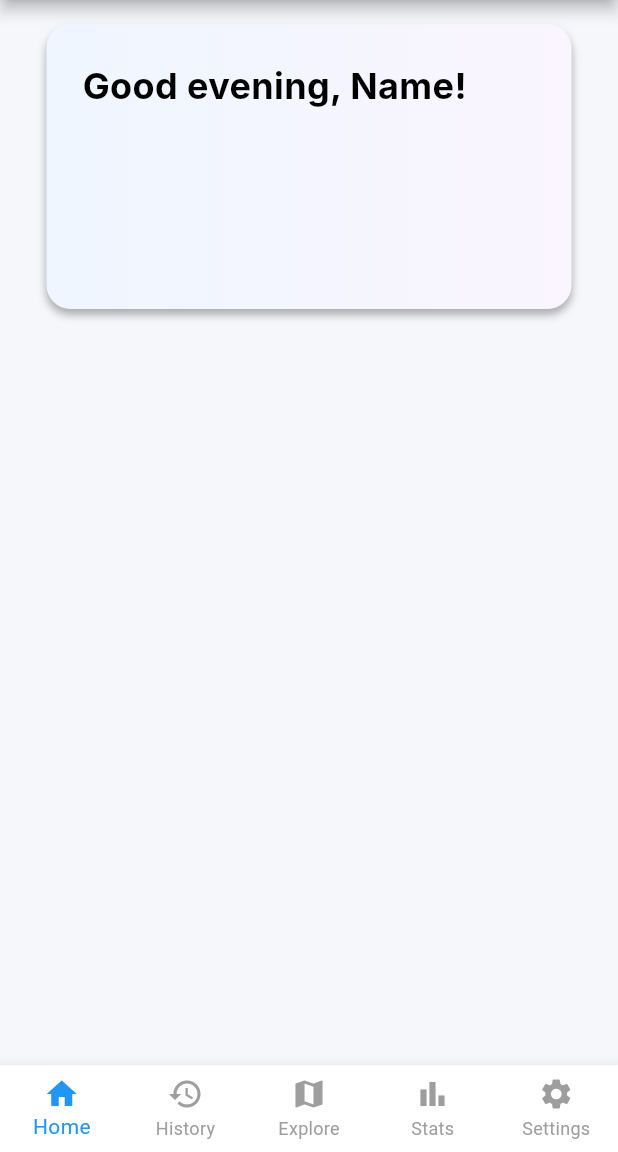
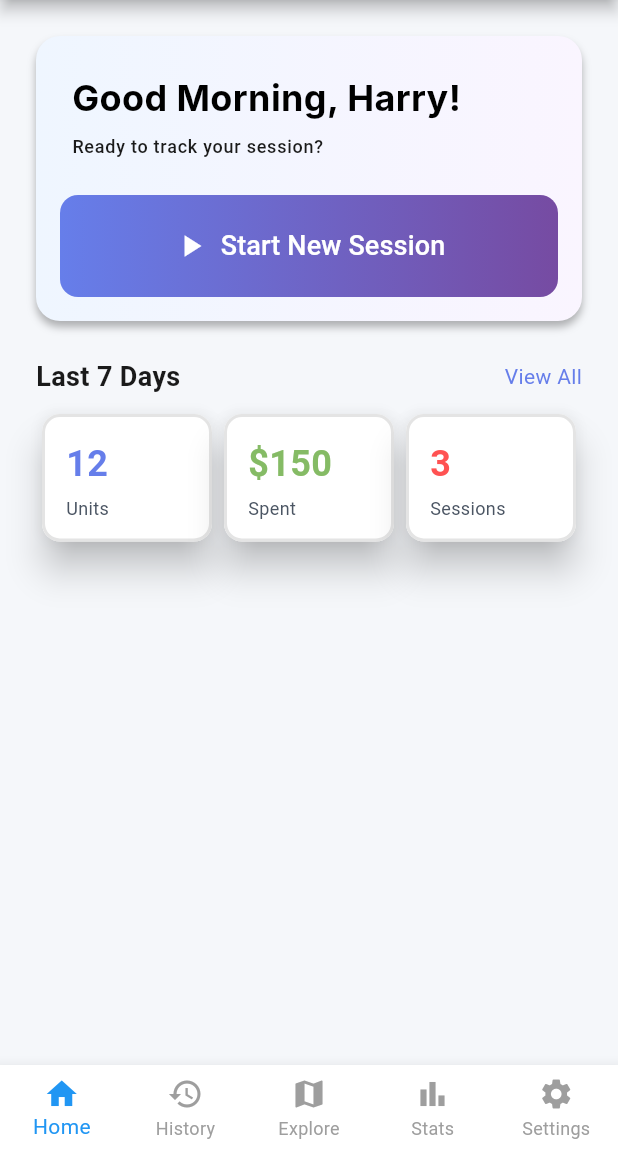
Before and after one commit to HarryFoster1812/The-Last-Call, a Flutter app: the screen it shows after launch, on a phone screen of 412 x 824 dp, the part 84-1236 px from its top. Run offline on Flutter 3.47's test engine with Material 3 defaults, Android fonts, the phone set to English and light mode, and no system bars; network calls fail; Roboto replaces fonts that are missing (Inter, Poppins).

Commit message:
Added a week summarry section to the home page

```diff
--- a/frontend/lib/theme/theme.dart
+++ b/frontend/lib/theme/theme.dart
@@ -4,6 +4,7 @@ import 'custom_theme_data.dart';
 // Custom ThemeData extension for theme-specific colors
 
 final lightTheme = ThemeData(
+  shadowColor: Colors.black,
   brightness: Brightness.light,
   scaffoldBackgroundColor: const Color(0xFFF5F7FA),
   colorScheme: const ColorScheme.light(
@@ -37,6 +38,17 @@ final lightTheme = ThemeData(
       foregroundColor: Color(0xFFFFFFFF),
     ),
   ),
+  cardTheme: CardThemeData(
+    color: Colors.white,
+    shape: RoundedRectangleBorder(
+      side: BorderSide(
+        color: Color(0xFFE4E4E4),
+        width: 2,
+        style: BorderStyle.solid,
+      ),
+      borderRadius: BorderRadius.all(Radius.circular(12)),
+    ),
+  ),
   extensions: const <ThemeExtension<dynamic>>[
     CustomThemeData(
       inactiveHomeCardGradientStart: Color(0xFFEFF6FF),
@@ -46,6 +58,7 @@ final lightTheme = ThemeData(
 );
 
 final darkTheme = ThemeData(
+  shadowColor: Colors.white,
   brightness: Brightness.dark,
   scaffoldBackgroundColor: const Color(0xFF121212),
   colorScheme: const ColorScheme.dark(
@@ -80,6 +93,16 @@ final darkTheme = ThemeData(
       foregroundColor: Colors.white,
     ),
   ),
+  cardTheme: CardThemeData(
+    color: Colors.transparent,
+    shape: RoundedRectangleBorder(
+      side: BorderSide(
+        color: Color(0xFF444444), // Lighter gray for contrast in dark
+        width: 2,
+      ),
+      borderRadius: BorderRadius.circular(12),
+    ),
+  ),
   extensions: const <ThemeExtension<dynamic>>[
     CustomThemeData(
       inactiveHomeCardGradientStart: Color(0xFF100900),
--- a/frontend/lib/views/home_view.dart
+++ b/frontend/lib/views/home_view.dart
@@ -1,56 +1,17 @@
 import 'package:flutter/material.dart';
-import 'package:the_last_call/theme/custom_theme_data.dart';
+import 'package:the_last_call/widgets/home/inactive_session/greeting_card.dart';
+import 'package:the_last_call/widgets/home/inactive_session/week_summary.dart';
 
 class HomeView extends StatelessWidget {
   const HomeView({super.key});
+
   @override
   Widget build(BuildContext context) {
     final theme = Theme.of(context);
-    final customColors = theme.extension<CustomThemeData>()!;
     return Scaffold(
-      body: Column(
-        children: <Widget>[
-          Align(
-            child: Container(
-              decoration: BoxDecoration(
-                gradient: LinearGradient(
-                  begin: Alignment.centerLeft,
-                  end: Alignment.centerRight,
-                  colors: [
-                    customColors.inactiveHomeCardGradientStart,
-                    customColors.inactiveHomeCardGradientEnd,
-                  ],
-                ),
-                boxShadow: [
-                  BoxShadow(
-                    color: theme.shadowColor.withAlpha(75),
-                    offset: const Offset(0, 4),
-                    blurRadius: 4,
-                  ),
-                ],
-                borderRadius: BorderRadius.circular(16),
-              ),
-              width: 350,
-              height: 190,
-              margin: const EdgeInsets.all(16),
-              child: const Padding(
-                padding: EdgeInsets.all(24.0),
-                child: Align(
-                  alignment: Alignment.topLeft, // ⬅️ Key change
-                  child: Text(
-                    'Good evening, Name!',
-                    style: TextStyle(
-                      fontFamily: "Inter",
-                      fontWeight: FontWeight.w700,
-                      fontSize: 24,
-                      color: Colors.black,
-                    ),
-                  ),
-                ),
-              ),
-            ),
-          ),
-        ],
+      body: Padding(
+        padding: EdgeInsets.all(24),
+        child: ListView(children: <Widget>[GreetingCard(), WeekSummary()]),
       ),
     );
   }
--- /dev/null
+++ b/frontend/lib/widgets/home/inactive_session/greeting_card.dart
@@ -0,0 +1,121 @@
+import 'package:flutter/material.dart';
+import 'package:the_last_call/theme/custom_theme_data.dart';
+
+class GreetingCard extends StatelessWidget {
+  const GreetingCard({super.key});
+
+  @override
+  Widget build(BuildContext context) {
+    final theme = Theme.of(context);
+    final customColors = theme.extension<CustomThemeData>()!;
+    return Container(
+      decoration: BoxDecoration(
+        gradient: LinearGradient(
+          begin: Alignment.centerLeft,
+          end: Alignment.centerRight,
+          colors: [
+            customColors.inactiveHomeCardGradientStart,
+            customColors.inactiveHomeCardGradientEnd,
+          ],
+        ),
+        boxShadow: [
+          BoxShadow(
+            color: theme.shadowColor.withAlpha(75),
+            offset: const Offset(0, 4),
+            blurRadius: 4,
+          ),
+        ],
+        borderRadius: BorderRadius.circular(16),
+      ),
+      width: double.infinity,
+      height: 190,
+      child: Column(
+        children: [
+          Padding(
+            padding: EdgeInsets.only(top: 24.0, left: 24),
+            child: Align(
+              alignment: Alignment.topLeft,
+              child: Wrap(
+                children: [
+                  Text(
+                    getGreeting(),
+                    style: TextStyle(
+                      fontFamily: "Inter",
+                      fontWeight: FontWeight.w700,
+                      fontSize: 24,
+                      color: theme.shadowColor,
+                    ),
+                  ),
+                ],
+              ),
+            ),
+          ),
+          Padding(
+            padding: EdgeInsets.symmetric(horizontal: 24, vertical: 8),
+            child: Align(
+              alignment: Alignment.topLeft,
+              child: Text(
+                'Ready to track your session?',
+                style: theme.textTheme.labelMedium,
+              ),
+            ),
+          ),
+
+          Expanded(
+            flex: 2,
+            child: Padding(
+              padding: EdgeInsets.symmetric(horizontal: 16, vertical: 16),
+              child: Container(
+                width: double.infinity,
+                decoration: BoxDecoration(
+                  gradient: LinearGradient(
+                    colors: [Color(0xFF667EEA), Color(0xFF764BA2)],
+                  ),
+                  borderRadius: BorderRadius.circular(12),
+                ),
+                child: ElevatedButton(
+                  style: ElevatedButton.styleFrom(
+                    backgroundColor: Colors.transparent,
+                    shadowColor: Colors.transparent,
+                    shape: RoundedRectangleBorder(
+                      borderRadius: BorderRadius.circular(12.0),
+                    ),
+                  ),
+
+                  onPressed: () {},
+                  child: Row(
+                    mainAxisSize: MainAxisSize
+                        .min, // Shrinks to fit content; use .max to stretch
+                    mainAxisAlignment: MainAxisAlignment.center,
+                    children: [
+                      Icon(Icons.play_arrow, color: Colors.white, size: 24),
+                      SizedBox(width: 8),
+                      Text(
+                        "Start New Session",
+                        style: TextStyle(color: Colors.white, fontSize: 18),
+                      ),
+                    ],
+                  ),
+                ),
+              ),
+            ),
+          ),
+        ],
+      ),
+    );
+  }
+
+  String getGreeting() {
+    int hour = DateTime.now().hour;
+    String foreName = "Harry";
+    String greeting;
+    if (hour <= 12) {
+      greeting = 'Good Morning, ';
+    } else if ((hour > 12) && (hour <= 16)) {
+      greeting = 'Good Afternoon, ';
+    } else {
+      greeting = 'Good Evening, ';
+    }
+    return greeting + foreName + "!";
+  }
+}
--- /dev/null
+++ b/frontend/lib/widgets/home/inactive_session/week_summary.dart
@@ -0,0 +1,141 @@
+import 'package:flutter/material.dart';
+import 'package:the_last_call/theme/custom_theme_data.dart';
+
+class WeekSummary extends StatelessWidget {
+  const WeekSummary({super.key});
+
+  @override
+  Widget build(BuildContext context) {
+    final theme = Theme.of(context);
+    final customColors = theme.extension<CustomThemeData>()!;
+    return Column(
+      children: [
+        Padding(
+          padding: EdgeInsetsGeometry.only(top: 24),
+          child: Row(
+            mainAxisAlignment: MainAxisAlignment.spaceBetween,
+            children: [
+              Text(
+                'Last 7 Days',
+                style: TextStyle(fontSize: 18, fontWeight: FontWeight.w600),
+              ),
+              Text(
+                'View All',
+                style: TextStyle(color: Color(0xFF667EEA), fontSize: 14),
+              ),
+            ],
+          ),
+        ),
+        SizedBox(height: 8),
+        Row(
+          mainAxisAlignment: MainAxisAlignment.spaceBetween,
+          children: [
+            // First card
+            Expanded(
+              child: Card(
+                elevation: 10,
+                child: SizedBox(
+                  height: 85,
+                  child: Container(
+                    alignment: Alignment.topLeft,
+                    margin: EdgeInsetsGeometry.only(top: 16, left: 16),
+                    child: Column(
+                      crossAxisAlignment: CrossAxisAlignment.start,
+                      children: [
+                        Text(
+                          '12',
+                          style: TextStyle(
+                            color: Color(0xFF667EEA),
+                            fontSize: 24,
+                            fontWeight: FontWeight.w700,
+                          ),
+                        ),
+                        SizedBox(height: 4),
+                        Text(
+                          'Units',
+                          style: TextStyle(
+                            fontSize: 12,
+                            color: Color(0xFF4B5563),
+                          ),
+                        ),
+                      ],
+                    ),
+                  ),
+                ),
+              ),
+            ),
+
+            // Second card
+            Expanded(
+              child: Card(
+                elevation: 10,
+                child: SizedBox(
+                  height: 85,
+                  child: Container(
+                    alignment: Alignment.topLeft,
+                    margin: EdgeInsetsGeometry.only(top: 16, left: 16),
+                    child: Column(
+                      crossAxisAlignment: CrossAxisAlignment.start,
+                      children: [
+                        Text(
+                          r'$150',
+                          style: TextStyle(
+                            color: Color(0xFF85BB65), // colour of money
+                            fontSize: 24,
+                            fontWeight: FontWeight.w700,
+                          ),
+                        ),
+                        SizedBox(height: 4),
+                        Text(
+                          'Spent',
+                          style: TextStyle(
+                            fontSize: 12,
+                            color: Color(0xFF4B5563),
+                          ),
+                        ),
+                      ],
+                    ),
+                  ),
+                ),
+              ),
+            ),
+
+            Expanded(
+              child: Card(
+                elevation: 10,
+                child: SizedBox(
+                  height: 85,
+                  child: Container(
+                    alignment: Alignment.topLeft,
+                    margin: EdgeInsetsGeometry.only(top: 16, left: 16),
+                    child: Column(
+                      crossAxisAlignment: CrossAxisAlignment.start,
+                      children: [
+                        Text(
+                          '3',
+                          style: TextStyle(
+                            color: Colors.redAccent,
+                            fontSize: 24,
+                            fontWeight: FontWeight.w700,
+                          ),
+                        ),
+                        SizedBox(height: 4),
+                        Text(
+                          'Sessions',
+                          style: TextStyle(
+                            fontSize: 12,
+                            color: Color(0xFF4B5563),
+                          ),
+                        ),
+                      ],
+                    ),
+                  ),
+                ),
+              ),
+            ),
+          ],
+        ),
+      ],
+    );
+  }
+}
```
